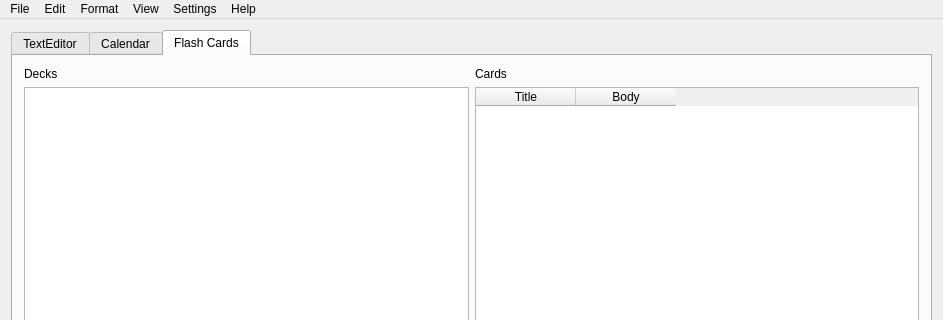
This is Qt Project Files/SpiralBound/mainwindow.ui in ECU-CSCI-4230/SpiralBound as Qt 5 draws it before an edit; both pictures show x 0 to 943 and y 0 to 320 of the 943 by 642 pixel window. The edited form follows.
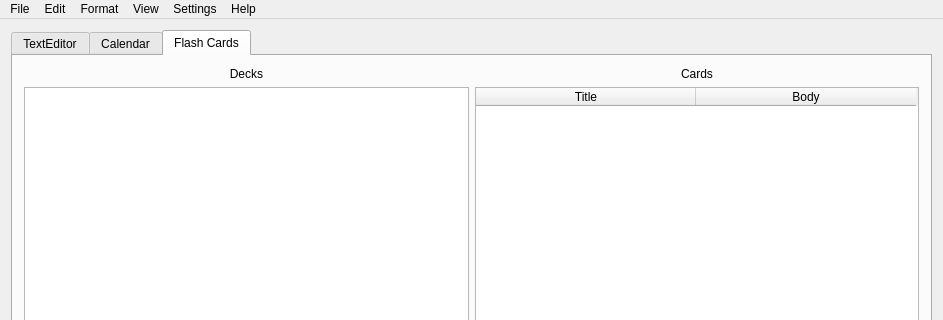
This is the edited form. Icons and pictures are not drawn.

Commit message:
Labels and buttons
Naming and aligning labels and buttons

```diff
--- a/Qt Project Files/SpiralBound/mainwindow.ui
+++ b/Qt Project Files/SpiralBound/mainwindow.ui
@@ -185,6 +185,9 @@
           <property name="text">
            <string>Cards</string>
           </property>
+          <property name="alignment">
+           <set>Qt::AlignCenter</set>
+          </property>
          </widget>
         </item>
         <item row="4" column="0">
@@ -213,6 +216,9 @@
           <property name="text">
            <string>Decks</string>
           </property>
+          <property name="alignment">
+           <set>Qt::AlignCenter</set>
+          </property>
          </widget>
         </item>
         <item row="1" column="0">
@@ -223,6 +229,9 @@
           <property name="columnCount">
            <number>2</number>
           </property>
+          <attribute name="horizontalHeaderDefaultSectionSize">
+           <number>220</number>
+          </attribute>
           <attribute name="horizontalHeaderShowSortIndicator" stdset="0">
            <bool>false</bool>
           </attribute>
```
Left out of the diff: 14 changed lines with no effect on the pictures. The commit also changes 3 other files.
